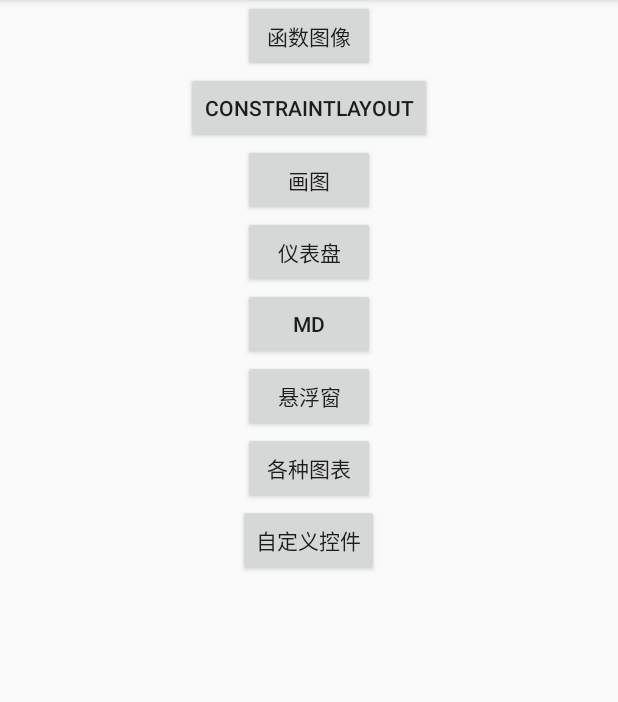
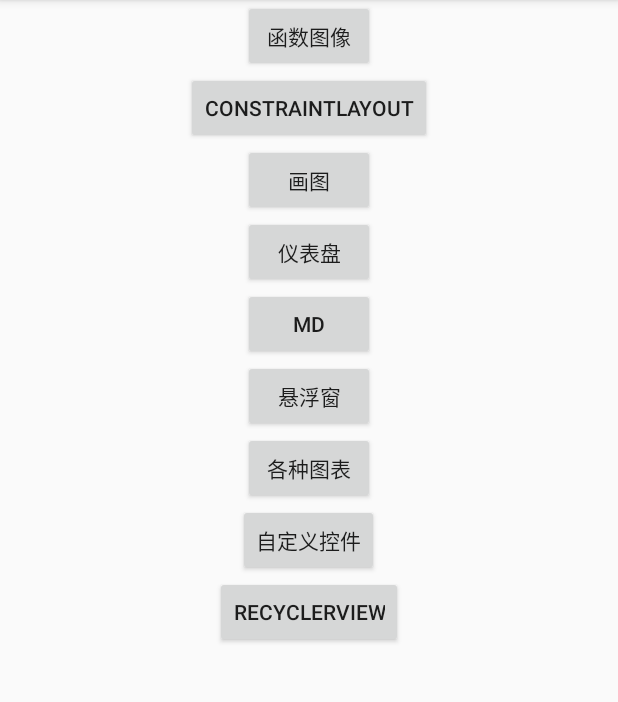
Before and after one commit to wx9265661/SmallDemos2, an Android app: the screen it shows after launch (MainActivity), on a phone screen of 412 x 824 dp, the part 84-786 px from its top. Run offline under Robolectric (Android 15) with nearby library versions, the phone set to English and light mode, and no system bars.

Commit message:
一些无关提交

```diff
--- a/app/src/main/AndroidManifest.xml
+++ b/app/src/main/AndroidManifest.xml
@@ -56,6 +56,10 @@
             android:name=".demos.MyViewsDisplayActivity"
             android:exported="false"
             android:label="自定义控件" />
+
+        <activity
+            android:name=".demos.recyclerstudy.RecyclerViewDemoActivity"
+            android:exported="false" />
     </application>
 
 </manifest>
--- a/app/src/main/java/com/zhanghaochen/smalldemos/MainActivity.kt
+++ b/app/src/main/java/com/zhanghaochen/smalldemos/MainActivity.kt
@@ -1,12 +1,14 @@
 package com.zhanghaochen.smalldemos
 
 import android.content.Intent
-import androidx.appcompat.app.AppCompatActivity
 import android.os.Bundle
 import android.view.View
+import androidx.appcompat.app.AppCompatActivity
 import com.zhanghaochen.smalldemos.demos.*
-
+import com.zhanghaochen.smalldemos.demos.recyclerstudy.RecyclerViewDemoActivity
 import com.zhanghaochen.smalldemos.widget.floatview.FloatViewUtil
+import kotlinx.android.synthetic.main.activity_main.*
+import org.jetbrains.anko.startActivity
 
 class MainActivity : AppCompatActivity(), View.OnClickListener {
 
@@ -27,6 +29,10 @@ class MainActivity : AppCompatActivity(), View.OnClickListener {
         findViewById<View>(R.id.demo06).setOnClickListener(this)
         findViewById<View>(R.id.demo07).setOnClickListener(this)
         findViewById<View>(R.id.demo08).setOnClickListener(this)
+
+        demo09.setOnClickListener {
+            startActivity<RecyclerViewDemoActivity>()
+        }
     }
 
     override fun onClick(v: View) {
--- a/app/src/main/res/layout/activity_main.xml
+++ b/app/src/main/res/layout/activity_main.xml
@@ -61,4 +61,11 @@
         android:layout_height="wrap_content"
         android:layout_gravity="center_horizontal"
         android:text="自定义控件" />
+
+    <Button
+        android:id="@+id/demo09"
+        android:layout_width="wrap_content"
+        android:layout_height="wrap_content"
+        android:layout_gravity="center_horizontal"
+        android:text="RecyclerView" />
 </LinearLayout>
--- a/build.gradle
+++ b/build.gradle
@@ -1,7 +1,7 @@
 // Top-level build file where you can add configuration options common to all sub-projects/modules.
 
 buildscript {
-    ext.kotlin_version = '1.3.10'
+    ext.kotlin_version = '1.3.50'
 
     repositories {
         google()
```
Also changed, not shown: app/build.gradle (+7 -0 lines), app/src/main/java/com/zhanghaochen/smalldemos/demos/recyclerstudy/RecyclerViewDemoActivity.kt (added, +23 -0 lines), app/src/main/java/com/zhanghaochen/smalldemos/demos/recyclerstudy/layoutmanager/MyLinearLayoutManager.kt (added, +28 -0 lines), app/src/main/res/layout/activity_recycler_study.xml (added, +12 -0 lines).
